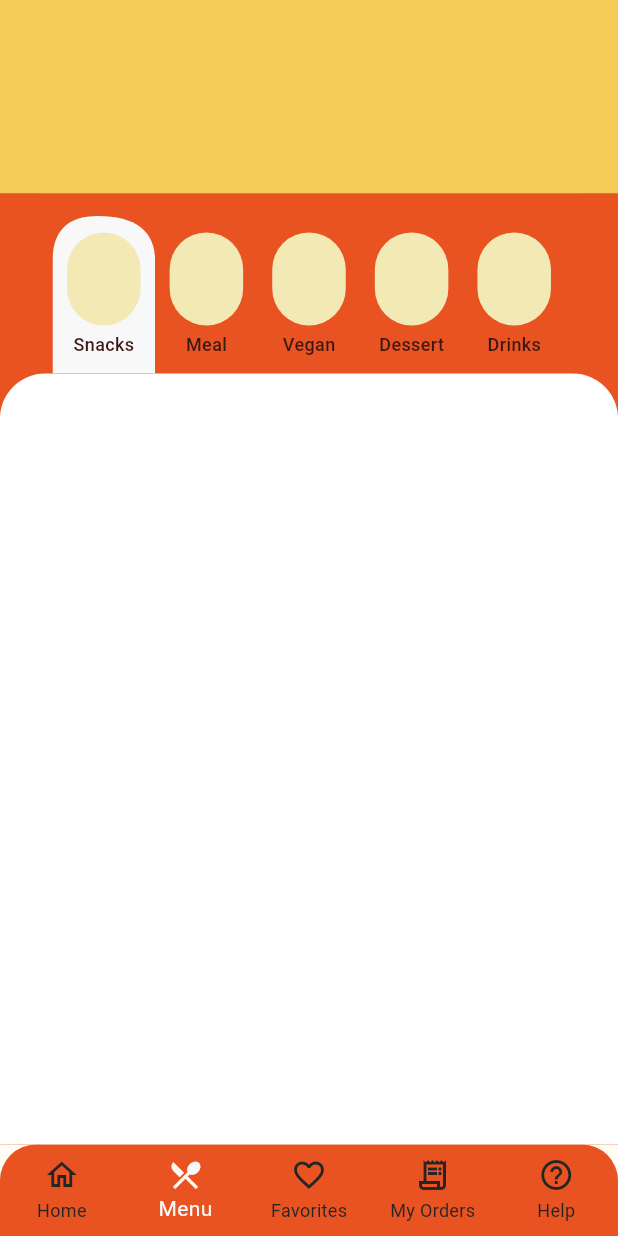
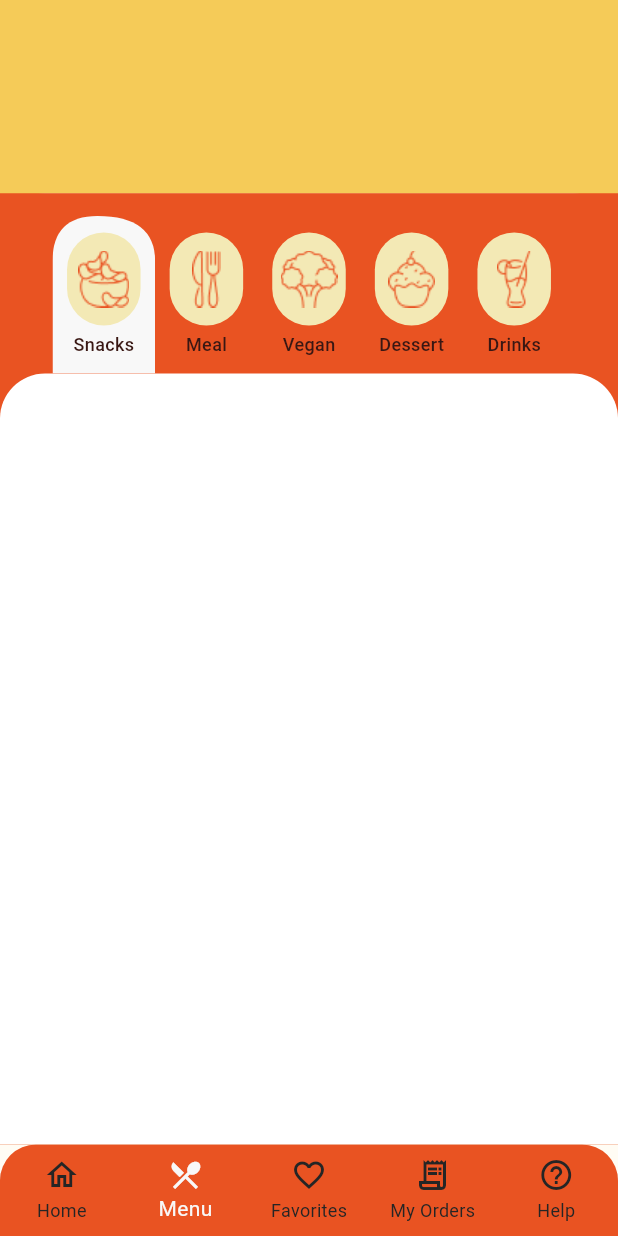
Before and after one commit to itsSyedAhmad/food_app_flutter, a Flutter app: the HomeScreenController screen opened directly, after a tap on "Snacks", on a phone screen of 412 x 824 dp. Run offline on Flutter 3.47's test engine with Material 3 defaults, Android fonts, the phone set to English and light mode, and no system bars; our stand-ins replace flutter_bloc, shared_preferences; accounts and stored records are empty.

Commit message:
add image and changed  Tab and Food Category to Enum

```diff
--- a/lib/components/category_item_card.dart
+++ b/lib/components/category_item_card.dart
@@ -1,15 +1,21 @@
 import 'package:flutter/material.dart';
+import 'package:food_app/enums/food_category.dart';
 import 'package:food_app/theme/app_colors.dart';
 
 class CategoryItemCard extends StatelessWidget {
-  final String label;
+  final FoodCategory category;
 
   final Function() onTap;
 
-  const CategoryItemCard({super.key, required this.label, required this.onTap});
+  const CategoryItemCard({
+    super.key,
+    required this.category,
+    required this.onTap,
+  });
 
   @override
   Widget build(BuildContext context) {
+    if (category == FoodCategory.none) return const SizedBox.shrink();
     return GestureDetector(
       onTap: () {
         onTap();
@@ -24,10 +30,11 @@ class CategoryItemCard extends StatelessWidget {
               color: Color(0XFFF3E9B5),
               borderRadius: BorderRadius.all(Radius.circular(30)),
             ),
+            child: Image.asset(category.imageAsset),
           ),
           Container(height: 4),
           Text(
-            label,
+            category.label,
             style: TextStyle(
               fontSize: 12,
               fontWeight: FontWeight.w500,
--- /dev/null
+++ b/lib/enums/food_category.dart
@@ -0,0 +1,36 @@
+enum FoodCategory { none, snacks, meal, vegan, dessert, drinks }
+
+extension FoodCategoryDetails on FoodCategory {
+  /// `none` maps to -1; visible categories map to the zero-based UI indices.
+  int get categoryIndex => this == FoodCategory.none ? -1 : index - 1;
+
+  String get label => switch (this) {
+    FoodCategory.none => '',
+    FoodCategory.snacks => 'Snacks',
+    FoodCategory.meal => 'Meal',
+    FoodCategory.vegan => 'Vegan',
+    FoodCategory.dessert => 'Dessert',
+    FoodCategory.drinks => 'Drinks',
+  };
+
+  String get imageAsset => switch (this) {
+    FoodCategory.none => '',
+    FoodCategory.snacks => 'assets/images/snacks.png',
+    FoodCategory.meal => 'assets/images/meals.png',
+    FoodCategory.vegan => 'assets/images/vegan.png',
+    FoodCategory.dessert => 'assets/images/dessert.png',
+    FoodCategory.drinks => 'assets/images/drinks.png',
+  };
+
+  static FoodCategory fromIndex(int index) => index < 0
+      ? FoodCategory.none
+      : FoodCategory.values[index + 1];
+
+  static const visible = [
+    FoodCategory.snacks,
+    FoodCategory.meal,
+    FoodCategory.vegan,
+    FoodCategory.dessert,
+    FoodCategory.drinks,
+  ];
+}
--- /dev/null
+++ b/lib/enums/main_tab.dart
@@ -0,0 +1,8 @@
+enum MainTab { home, menu, favorites, myOrder, help }
+
+extension MainTabIndex on MainTab {
+  /// Navigation indices are one-based so no page is represented by zero.
+  int get pageIndex => index + 1;
+
+  static MainTab fromPageIndex(int pageIndex) => MainTab.values[pageIndex - 1];
+}
--- a/lib/screens/home_screen_controller.dart
+++ b/lib/screens/home_screen_controller.dart
@@ -1,4 +1,6 @@
 import 'package:flutter/material.dart';
+import 'package:food_app/enums/food_category.dart';
+import 'package:food_app/enums/main_tab.dart';
 import 'package:food_app/theme/app_colors.dart';
 import 'package:food_app/views/favorites_view.dart';
 import 'package:food_app/views/help_view.dart';
@@ -14,22 +16,22 @@ class HomeScreenController extends StatefulWidget {
 }
 
 class _HomeScreenControllerState extends State<HomeScreenController> {
-  int _selectedPageIndex = 0;
-  int _selectedCategoryIndex = -1;
+  MainTab _selectedPage = MainTab.home;
+  FoodCategory _selectedCategory = FoodCategory.none;
 
-  void onChangeCategoryIndex({required int index}) {
-    _selectedCategoryIndex = index;
-    _selectedPageIndex = 1;
+  void onChangeCategory({required FoodCategory category}) {
+    _selectedCategory = category;
+    _selectedPage = MainTab.menu;
     setState(() {});
   }
 
   List<Widget> get _screens => [
     HomeTabScreen(
-      onTapCategoryItem: (int index) {
-        onChangeCategoryIndex(index: index);
+      onTapCategoryItem: (FoodCategory category) {
+        onChangeCategory(category: category);
       },
     ),
-    MenuTabScreen(selectedIndex: _selectedCategoryIndex),
+    MenuTabScreen(selectedCategory: _selectedCategory),
     FavoritesTabScreen(),
     OrdersTabScreen(),
     HelpTabScreen(),
@@ -37,9 +39,8 @@ class _HomeScreenControllerState extends State<HomeScreenController> {
 
   @override
   Widget build(BuildContext context) {
-    print(_selectedCategoryIndex);
     return Scaffold(
-      body: _screens[_selectedPageIndex],
+      body: _screens[_selectedPage.pageIndex - 1],
       bottomNavigationBar: ClipRRect(
         borderRadius: const BorderRadius.vertical(top: Radius.circular(24)),
         child: SizedBox(
@@ -48,10 +49,10 @@ class _HomeScreenControllerState extends State<HomeScreenController> {
             context: context,
             removeBottom: true,
             child: BottomNavigationBar(
-              currentIndex: _selectedPageIndex,
+              currentIndex: _selectedPage.pageIndex - 1,
               onTap: (index) => setState(() {
-                _selectedPageIndex = index;
-                _selectedCategoryIndex = -1;
+                _selectedPage = MainTabIndex.fromPageIndex(index + 1);
+                _selectedCategory = FoodCategory.none;
               }),
               type: BottomNavigationBarType.fixed,
               selectedItemColor: AppColors.whiteBase,
--- a/lib/views/home_view.dart
+++ b/lib/views/home_view.dart
@@ -1,4 +1,5 @@
 import 'package:flutter/material.dart';
+import 'package:food_app/enums/food_category.dart';
 import 'package:food_app/components/app_layout.dart';
 
 import 'package:food_app/theme/app_colors.dart';
@@ -6,7 +7,7 @@ import 'package:food_app/theme/app_colors.dart';
 import '../components/category_item_card.dart';
 
 class HomeTabScreen extends StatefulWidget {
-  final Function(int) onTapCategoryItem;
+  final ValueChanged<FoodCategory> onTapCategoryItem;
   const HomeTabScreen({super.key, required this.onTapCategoryItem});
 
   @override
@@ -14,8 +15,6 @@ class HomeTabScreen extends StatefulWidget {
 }
 
 class _HomeTabScreenState extends State<HomeTabScreen> {
-  static const categories = ['Snacks', 'Meal', 'Vegan', 'Dessert', 'Drinks'];
-
   @override
   Widget build(BuildContext context) {
     return AppLayout(
@@ -37,12 +36,11 @@ class _HomeTabScreenState extends State<HomeTabScreen> {
             Row(
               mainAxisAlignment: MainAxisAlignment.spaceBetween,
               crossAxisAlignment: CrossAxisAlignment.start,
-              children: categories.map((label) {
+              children: FoodCategoryDetails.visible.map((category) {
                 return CategoryItemCard(
-                  label: label,
+                  category: category,
                   onTap: () {
-                    print("On tap ${label}");
-                    widget.onTapCategoryItem(categories.indexOf(label));
+                    widget.onTapCategoryItem(category);
                   },
                 );
               }).toList(),
--- a/lib/views/menu_view.dart
+++ b/lib/views/menu_view.dart
@@ -1,39 +1,28 @@
 import 'package:flutter/material.dart';
+import 'package:food_app/enums/food_category.dart';
 import 'package:food_app/components/category_item_card.dart';
-import 'package:food_app/views/tab_intro_view.dart';
-
-import 'package:flutter/material.dart';
 import 'package:food_app/components/app_layout.dart';
 import 'package:food_app/theme/app_colors.dart';
-import 'package:food_app/views/tab_intro_view.dart';
 
 class MenuTabScreen extends StatefulWidget {
-  final int selectedIndex;
-  const MenuTabScreen({super.key, required this.selectedIndex});
+  final FoodCategory selectedCategory;
+  const MenuTabScreen({super.key, required this.selectedCategory});
 
   @override
   State<MenuTabScreen> createState() => _MenuTabScreenState();
 }
 
 class _MenuTabScreenState extends State<MenuTabScreen> {
-  static const categories = ['Snacks', 'Meal', 'Vegan', 'Dessert', 'Drinks'];
-  var selectedIndex = -1;
+  late FoodCategory selectedCategory;
 
   @override
   void initState() {
-    print("On open Menu screen");
-
-    Future.delayed(const Duration(milliseconds: 100)).then((_) {
-      setState(() {
-        selectedIndex = widget.selectedIndex;
-      });
-    });
+    selectedCategory = widget.selectedCategory;
     super.initState();
   }
 
   @override
   void dispose() {
-    print("On close Menu screen");
     super.dispose();
   }
 
@@ -54,19 +43,16 @@ class _MenuTabScreenState extends State<MenuTabScreen> {
               padding: EdgeInsets.only(left: 35, top: 15, bottom: 0, right: 35),
               child: LayoutBuilder(
                 builder: (context, k) {
-                  print(k.maxWidth);
-                  final eachWidth = k.maxWidth / 5;
+                  final eachWidth = k.maxWidth / FoodCategoryDetails.visible.length;
                   return Row(
                     mainAxisAlignment: MainAxisAlignment.spaceBetween,
                     crossAxisAlignment: CrossAxisAlignment.start,
-                    children: categories.map((label) {
-                      final index = categories.indexOf(label);
-
+                    children: FoodCategoryDetails.visible.map((category) {
                       return ClipPath(
                         clipper: CurvedTabClipper(),
 
                         child: Container(
-                          color: index == selectedIndex
+                          color: category == selectedCategory
                               ? AppColors.whiteBase
                               : AppColors.orangeBase,
                           width: eachWidth,
@@ -77,10 +63,9 @@ class _MenuTabScreenState extends State<MenuTabScreen> {
                             right: 9,
                           ),
                           child: CategoryItemCard(
-                            label: label,
+                            category: category,
                             onTap: () {
-                              print("on Taps ${label}");
-                              selectedIndex = index;
+                              selectedCategory = category;
                               setState(() {});
                             },
                           ),
```
Also changed, not shown: assets/images/dessert.png (added), assets/images/drinks.png (added), assets/images/meals.png (added), assets/images/snacks.png (added), assets/images/vegan.png (added).
